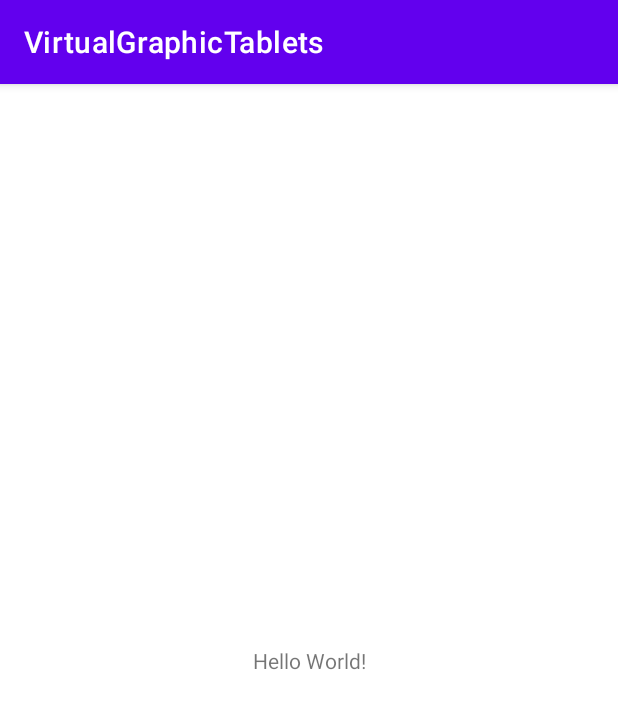
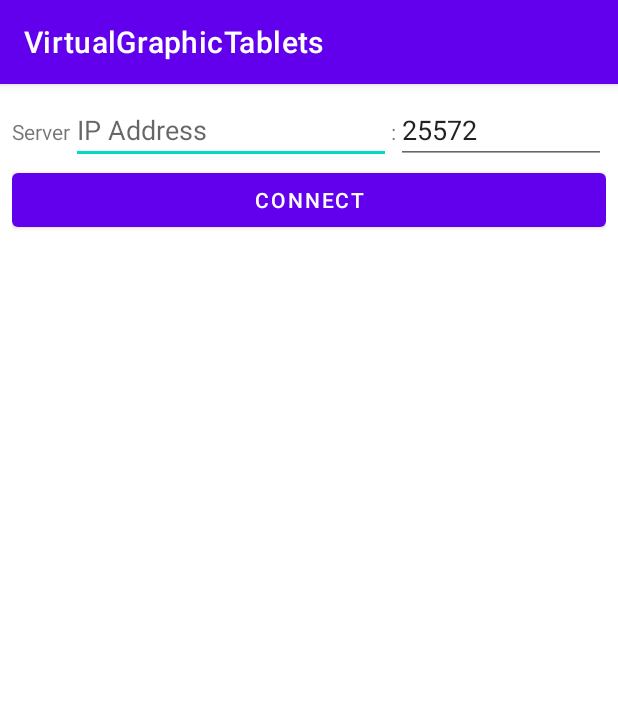
Before and after one commit to SakuraKoi/VirtualGraphicTablets, an Android app: the screen it shows after launch (MainActivity), on a phone screen of 412 x 824 dp. Shown: the top 709 px of the screen. Run offline under Robolectric (Android 15) with nearby library versions, the phone set to English and light mode, and no system bars.

Commit message:
[coding] connect activity

```diff
--- a/VirtualGraphicTablets-App/app/src/main/res/layout/activity_main.xml
+++ b/VirtualGraphicTablets-App/app/src/main/res/layout/activity_main.xml
@@ -1,18 +1,50 @@
 <?xml version="1.0" encoding="utf-8"?>
-<androidx.constraintlayout.widget.ConstraintLayout xmlns:android="http://schemas.android.com/apk/res/android"
+<LinearLayout xmlns:android="http://schemas.android.com/apk/res/android"
     xmlns:app="http://schemas.android.com/apk/res-auto"
     xmlns:tools="http://schemas.android.com/tools"
     android:layout_width="match_parent"
     android:layout_height="match_parent"
-    tools:context=".MainActivity">
+    android:layout_margin="8dp"
+    android:orientation="vertical"
+    tools:context=".MainActivity" >
 
-    <TextView
-        android:layout_width="wrap_content"
+    <LinearLayout
+        android:layout_width="match_parent"
         android:layout_height="wrap_content"
-        android:text="Hello World!"
-        app:layout_constraintBottom_toBottomOf="parent"
-        app:layout_constraintEnd_toEndOf="parent"
-        app:layout_constraintStart_toStartOf="parent"
-        app:layout_constraintTop_toTopOf="parent" />
+        android:orientation="horizontal">
 
-</androidx.constraintlayout.widget.ConstraintLayout>
+        <TextView
+            android:layout_width="wrap_content"
+            android:layout_height="wrap_content"
+            android:text="Server" />
+
+        <EditText
+            android:id="@+id/editServerAddress"
+            android:layout_width="wrap_content"
+            android:layout_height="wrap_content"
+            android:ems="10"
+            android:hint="IP Address"
+            android:inputType="textPersonName" />
+
+        <TextView
+            android:layout_width="wrap_content"
+            android:layout_height="wrap_content"
+            android:text=":" />
+
+        <EditText
+            android:id="@+id/editServerPort"
+            android:layout_width="wrap_content"
+            android:layout_height="wrap_content"
+            android:layout_weight="1"
+            android:ems="10"
+            android:hint="Port"
+            android:inputType="number"
+            android:text="25572" />
+    </LinearLayout>
+
+    <Button
+        android:id="@+id/btnConnect"
+        android:layout_width="match_parent"
+        android:layout_height="wrap_content"
+        android:text="Connect" />
+</LinearLayout>
```
Also changed, not shown: VirtualGraphicTablets-App/app/src/main/java/sakura/kooi/virtualgraphictablets/MainActivity.java (+28 -0 lines), VirtualGraphicTablets-App/settings.gradle (+3 -4 lines), VirtualGraphicTablets-App/build.gradle (line endings or trailing spaces).
